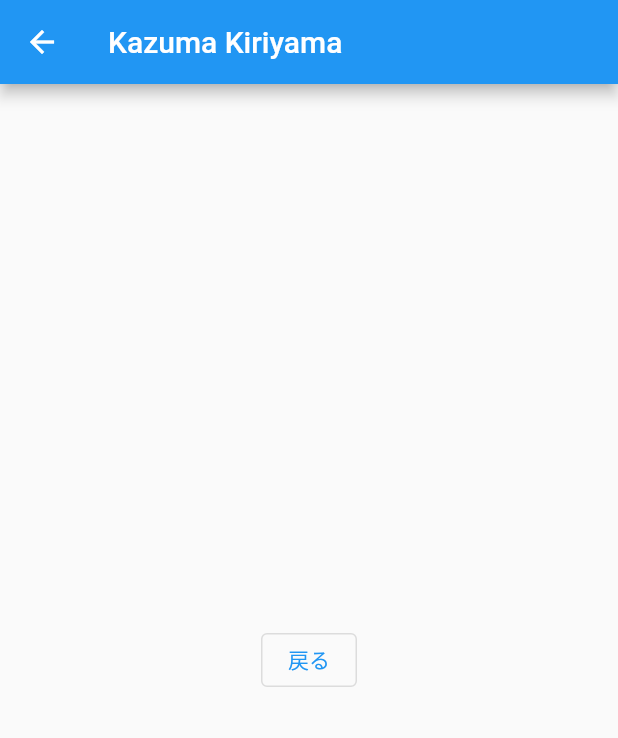
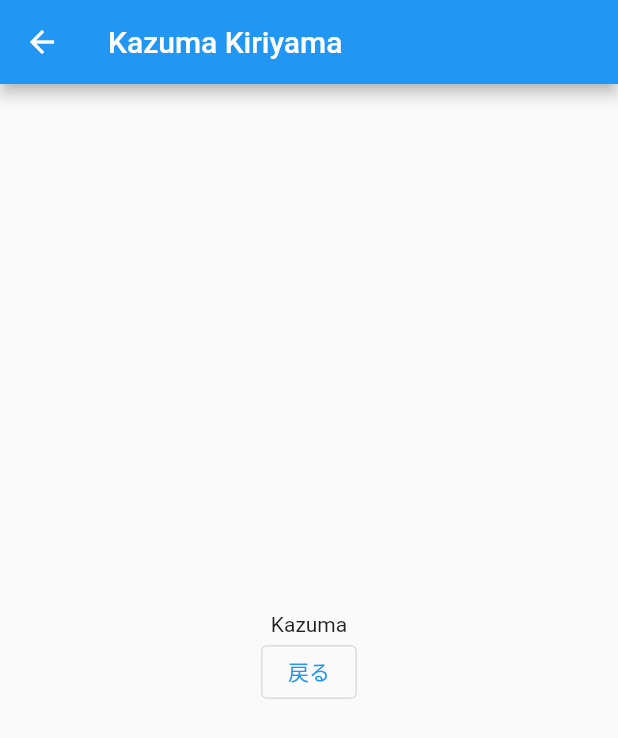
Before and after one commit to chankiri91/practice_flutter, a Flutter app: the screen it shows after launch, after a tap on "次へ", on a phone screen of 412 x 824 dp. Shown: the top 738 px of the screen. Run offline on Flutter 3.47's test engine with Material 2 defaults, Android fonts, the phone set to English and light mode, and no system bars.

Commit message:
別画面にデータを渡す

```diff
--- a/lib/main.dart
+++ b/lib/main.dart
@@ -69,7 +69,7 @@ class _MyHomePageState extends State<MyHomePage> {
           onPressed: () {
             Navigator.push(
               context,
-              MaterialPageRoute(builder: (context) => NextPage()),
+              MaterialPageRoute(builder: (context) => NextPage('Kazuma')),
             );
           },
         )
--- a/lib/next_page.dart
+++ b/lib/next_page.dart
@@ -1,13 +1,20 @@
 import 'package:flutter/material.dart';
 
 class NextPage extends StatelessWidget {
+  NextPage(this.name);
+  final String name;
+
   @override
   Widget build(BuildContext context) {
     return Scaffold(
       appBar: AppBar(
         title: Text('Kazuma Kiriyama'),
       ),
-      body: Center(
+      body: Column(
+        mainAxisAlignment: MainAxisAlignment.center,
+        children: [
+          Text(name),
+          Center(
               child: OutlinedButton(
                 child: Text('戻る'),
                 onPressed: () {
@@ -15,6 +22,8 @@ class NextPage extends StatelessWidget {
                 },
               )
           ),
+        ],
+      ),
     );
   }
 }
```
Lines whose indentation alone changed are shown as unchanged.
